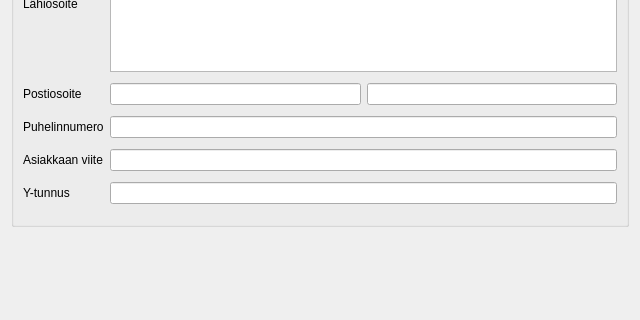
First picture: the form in kitsas/tilaus/tilausyhteys.ui, repository artoh/kitupiikki, before the edit; both pictures show x 0 to 640 and y 160 to 480 of the 640 by 700 pixel window.
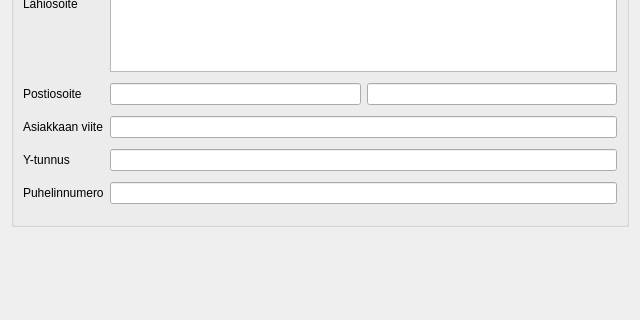
Second picture: the form after the edit.

What changed in the file:
```diff
--- a/kitsas/tilaus/tilausyhteys.ui
+++ b/kitsas/tilaus/tilausyhteys.ui
@@ -123,14 +123,14 @@
       <item row="5" column="1">
        <widget class="QLineEdit" name="ytunnusEdit"/>
       </item>
-      <item row="3" column="0">
+      <item row="6" column="0">
        <widget class="QLabel" name="label_8">
         <property name="text">
          <string>Puhelinnumero</string>
         </property>
        </widget>
       </item>
-      <item row="3" column="1">
+      <item row="6" column="1">
        <widget class="QLineEdit" name="puhelinEdit"/>
       </item>
      </layout>
```
Left out of the diff: 10 changed lines with no effect on the pictures.
